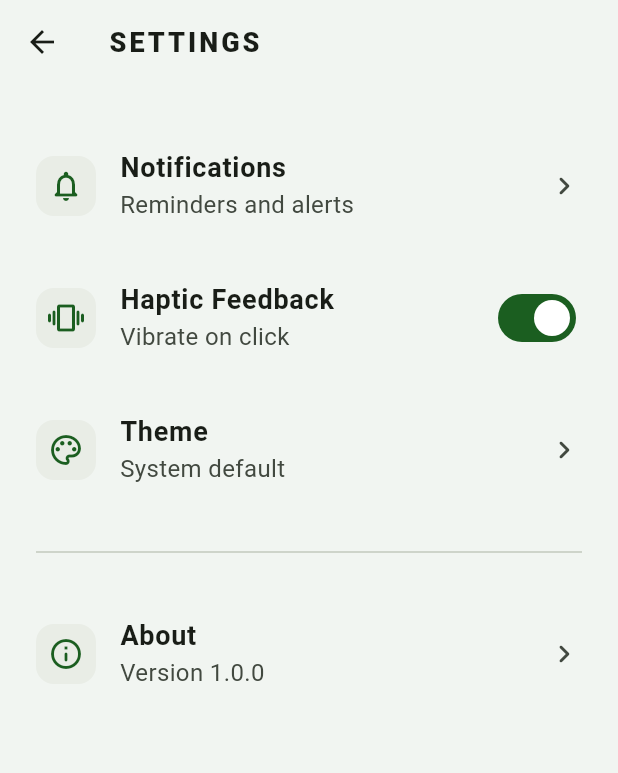
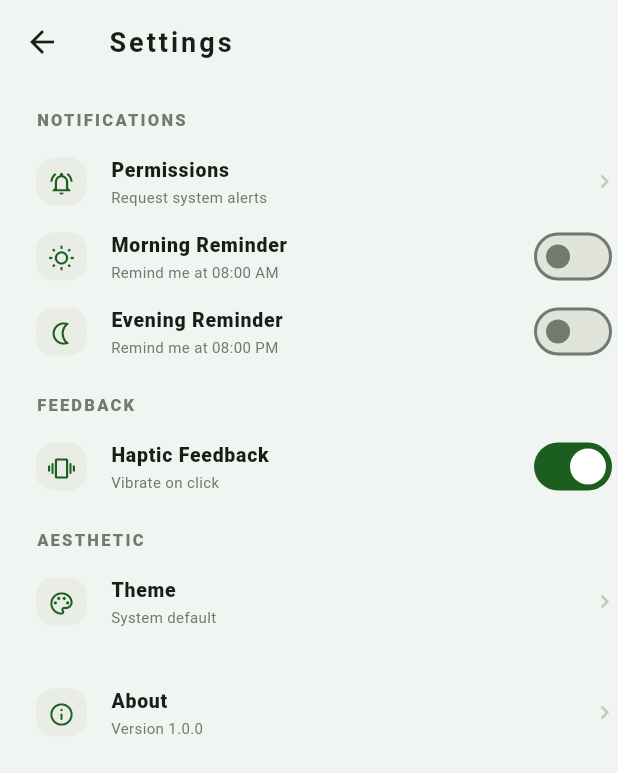
Before and after one commit to onimusha-dev/Easy-Tasweeh, a Flutter app: the SettingsScreen screen opened directly, on a phone screen of 412 x 824 dp. Shown: the top 773 px of the screen. Run offline on Flutter 3.47's test engine with Material 3 defaults, Android fonts, the phone set to English and light mode, and no system bars; our stand-ins replace drift, drift_flutter, fl_chart, flutter_animate, flutter_local_notifications, flutter_phoenix and 4 more; accounts and stored records are empty; generated files the repository leaves out were written again.

Commit message:
fix: some ui and bug fixes

```diff
--- a/lib/screens/history_screen.dart
+++ b/lib/screens/history_screen.dart
@@ -13,7 +13,7 @@ class HistoryScreen extends ConsumerWidget {
     return Scaffold(
       appBar: AppBar(
         title: Text(
-          'HISTORY LOG',
+          'History Log',
           style: Theme.of(context).textTheme.titleMedium?.copyWith(
             fontWeight: FontWeight.bold,
             letterSpacing: 1.5,
--- a/lib/screens/home_screens.dart
+++ b/lib/screens/home_screens.dart
@@ -111,7 +111,7 @@ class _HomeScreenState extends ConsumerState<HomeScreen> {
           },
         ),
         title: Text(
-          'EASY TASWEEH',
+          'Easy Tasweeh',
           style: Theme.of(context).textTheme.titleMedium?.copyWith(
             fontWeight: FontWeight.w900,
             letterSpacing: 2,
@@ -149,7 +149,7 @@ class _HomeScreenState extends ConsumerState<HomeScreen> {
                       child: OutlinedButton.icon(
                         onPressed: _archiveSession,
                         icon: const Icon(Icons.archive_outlined),
-                        label: const Text('ARCHIVE SESSION'),
+                        label: const Text('Archive Session'),
                         style: OutlinedButton.styleFrom(
                           padding: const EdgeInsets.symmetric(vertical: 16),
                           shape: RoundedRectangleBorder(
--- a/lib/screens/settings_screen.dart
+++ b/lib/screens/settings_screen.dart
@@ -1,50 +1,114 @@
+import 'package:easy_tasweeh/core/service/settings_provider.dart';
 import 'package:flutter/material.dart';
+import 'package:flutter_riverpod/flutter_riverpod.dart';
 
-class SettingsScreen extends StatelessWidget {
+class SettingsScreen extends ConsumerWidget {
   const SettingsScreen({super.key});
 
   @override
-  Widget build(BuildContext context) {
+  Widget build(BuildContext context, WidgetRef ref) {
+    final settings = ref.watch(settingsProvider);
+
     return Scaffold(
       appBar: AppBar(
         title: Text(
-          'SETTINGS',
+          'Settings',
           style: Theme.of(context).textTheme.titleMedium?.copyWith(
-            fontWeight: FontWeight.w900,
+            fontWeight: FontWeight.bold,
             letterSpacing: 2,
           ),
         ),
       ),
       body: ListView(
-        padding: const EdgeInsets.all(24),
+        padding: const EdgeInsets.symmetric(vertical: 8),
         children: [
+          const SizedBox(height: 8),
+          Padding(
+            padding: const EdgeInsets.symmetric(horizontal: 24),
+            child: _buildSectionTitle(context, 'NOTIFICATIONS'),
+          ),
+          const SizedBox(height: 8),
           _buildSettingTile(
             context,
-            icon: Icons.notifications_none_rounded,
-            title: 'Notifications',
-            subtitle: 'Reminders and alerts',
+            icon: Icons.notifications_active_outlined,
+            title: 'Permissions',
+            subtitle: 'Request system alerts',
+            onTap: () => ref
+                .read(settingsProvider.notifier)
+                .requestNotificationPermission(),
           ),
+          _buildSettingTile(
+            context,
+            icon: Icons.wb_sunny_outlined,
+            title: 'Morning Reminder',
+            subtitle: 'Remind me at 08:00 AM',
+            trailing: Switch(
+              value: settings.morningReminder,
+              onChanged: (v) =>
+                  ref.read(settingsProvider.notifier).toggleMorningReminder(v),
+            ),
+          ),
+          _buildSettingTile(
+            context,
+            icon: Icons.nightlight_outlined,
+            title: 'Evening Reminder',
+            subtitle: 'Remind me at 08:00 PM',
+            trailing: Switch(
+              value: settings.eveningReminder,
+              onChanged: (v) =>
+                  ref.read(settingsProvider.notifier).toggleEveningReminder(v),
+            ),
+          ),
+          const SizedBox(height: 16),
+          Padding(
+            padding: const EdgeInsets.symmetric(horizontal: 24),
+            child: _buildSectionTitle(context, 'FEEDBACK'),
+          ),
+          const SizedBox(height: 8),
           _buildSettingTile(
             context,
             icon: Icons.vibration_rounded,
             title: 'Haptic Feedback',
             subtitle: 'Vibrate on click',
-            trailing: Switch(value: true, onChanged: (v) {}),
+            trailing: Switch(
+              value: settings.hapticEnabled,
+              onChanged: (v) =>
+                  ref.read(settingsProvider.notifier).toggleHaptic(v),
+            ),
           ),
+          const SizedBox(height: 16),
+          Padding(
+            padding: const EdgeInsets.symmetric(horizontal: 24),
+            child: _buildSectionTitle(context, 'AESTHETIC'),
+          ),
+          const SizedBox(height: 8),
           _buildSettingTile(
             context,
             icon: Icons.palette_outlined,
             title: 'Theme',
             subtitle: 'System default',
+            onTap: () {},
           ),
-          const Divider(height: 48),
+          const SizedBox(height: 24),
           _buildSettingTile(
             context,
             icon: Icons.info_outline_rounded,
             title: 'About',
             subtitle: 'Version 1.0.0',
+            onTap: () {},
           ),
         ],
+      ),
+    );
+  }
+
+  Widget _buildSectionTitle(BuildContext context, String title) {
+    return Text(
+      title,
+      style: Theme.of(context).textTheme.labelSmall?.copyWith(
+        fontWeight: FontWeight.w900,
+        letterSpacing: 1.5,
+        color: Theme.of(context).colorScheme.outline,
       ),
     );
   }
@@ -55,21 +119,45 @@ class SettingsScreen extends StatelessWidget {
     required String title,
     required String subtitle,
     Widget? trailing,
+    VoidCallback? onTap,
   }) {
     return ListTile(
-      contentPadding: const EdgeInsets.symmetric(vertical: 8),
+      dense: true,
+      visualDensity: const VisualDensity(horizontal: 0, vertical: -4),
+      contentPadding: const EdgeInsets.only(left: 24, right: 0),
       leading: Container(
         padding: const EdgeInsets.all(8),
         decoration: BoxDecoration(
-          color: Theme.of(context).colorScheme.surfaceContainerHighest.withValues(alpha: 0.5),
+          color: Theme.of(
+            context,
+          ).colorScheme.surfaceContainerHighest.withValues(alpha: 0.5),
           borderRadius: BorderRadius.circular(12),
         ),
-        child: Icon(icon, color: Theme.of(context).colorScheme.primary),
+        child: Icon(
+          icon,
+          color: Theme.of(context).colorScheme.primary,
+          size: 18,
+        ),
       ),
-      title: Text(title, style: const TextStyle(fontWeight: FontWeight.bold)),
-      subtitle: Text(subtitle),
-      trailing: trailing ?? const Icon(Icons.chevron_right_rounded),
-      onTap: trailing == null ? () {} : null,
+      title: Text(
+        title,
+        style: const TextStyle(fontWeight: FontWeight.w900, fontSize: 13),
+      ),
+      subtitle: Text(
+        subtitle,
+        style: TextStyle(
+          color: Theme.of(context).colorScheme.outline,
+          fontSize: 10,
+        ),
+      ),
+      trailing:
+          trailing ??
+          Icon(
+            Icons.chevron_right_rounded,
+            size: 18,
+            color: Theme.of(context).colorScheme.outlineVariant,
+          ),
+      onTap: onTap,
     );
   }
 }
```
Also changed, not shown: lib/core/service/notification_service.dart (+56 -10 lines), lib/core/service/settings_provider.dart (added, +103 -0 lines), lib/core/service/shared_preferences.dart (added, +81 -0 lines), lib/features/home/widgets/home_drawer.dart (+4 -4 lines), lib/screens/analytics_screen.dart (+14 -15 lines).
